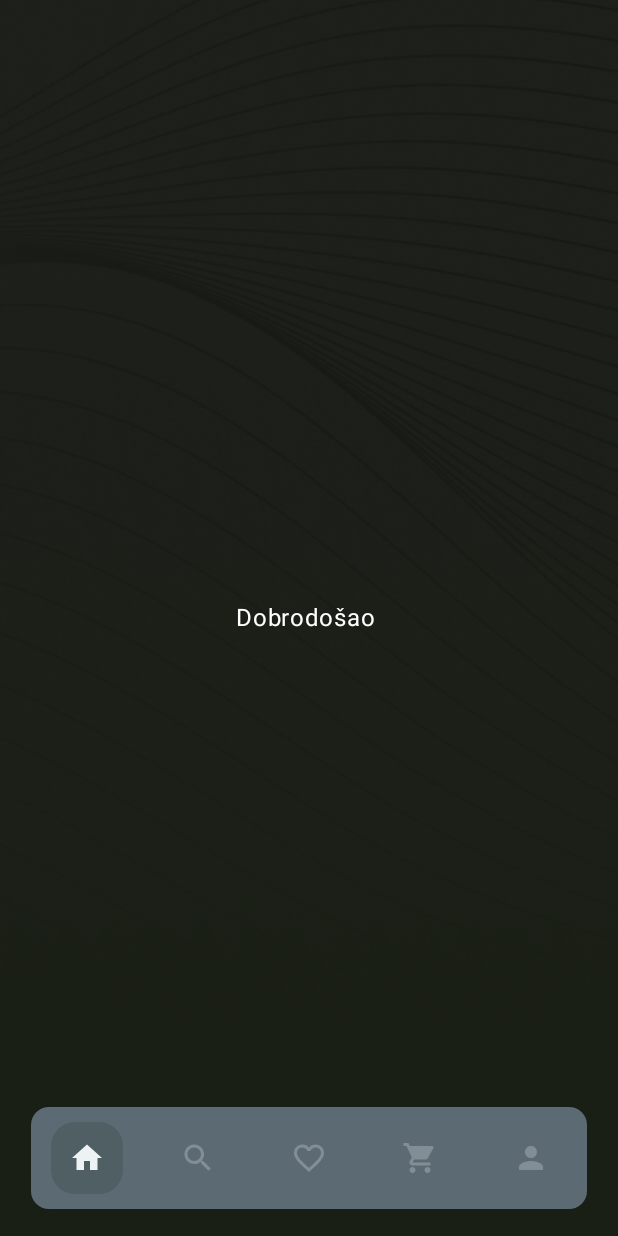
After one commit to dvucina22/Nuvio-frontend, an Android app built with Jetpack Compose: the MainAppScreen screen opened through its navigation route, on a phone screen of 412 x 824 dp. The commit adds this screen. Run offline under Robolectric (Android 15) with nearby library versions, the phone set to English and light mode, and no system bars; our stand-ins replace Dagger/Hilt's generated code; Roboto replaces fonts that are not available here.

Commit message:
Created custom bottom navigation bar
- implemented custom navigation bar
- navigation between screens works and they open correctly

```diff
--- /dev/null
+++ b/Kotlin/app/src/main/java/com/example/nuviofrontend/navigation/HomeTab.kt
@@ -0,0 +1,5 @@
+package com.example.nuviofrontend.navigation
+
+enum class HomeTab{
+    HOME, SEARCH, FAVORITES, CART, PROFILE
+}
--- /dev/null
+++ b/Kotlin/app/src/main/java/com/example/nuviofrontend/navigation/MainAppScreen.kt
@@ -0,0 +1,127 @@
+package com.example.nuviofrontend.navigation
+
+import androidx.compose.foundation.Image
+import androidx.compose.foundation.background
+import androidx.compose.foundation.clickable
+import androidx.compose.foundation.layout.Arrangement
+import androidx.compose.foundation.layout.Box
+import androidx.compose.foundation.layout.Row
+import androidx.compose.foundation.layout.fillMaxSize
+import androidx.compose.foundation.layout.fillMaxWidth
+import androidx.compose.foundation.layout.height
+import androidx.compose.foundation.layout.navigationBarsPadding
+import androidx.compose.foundation.layout.padding
+import androidx.compose.foundation.layout.size
+import androidx.compose.foundation.shape.RoundedCornerShape
+import androidx.compose.material.icons.Icons
+import androidx.compose.material.icons.filled.FavoriteBorder
+import androidx.compose.material.icons.filled.Home
+import androidx.compose.material.icons.filled.Person
+import androidx.compose.material.icons.filled.Search
+import androidx.compose.material.icons.filled.ShoppingCart
+import androidx.compose.material3.Icon
+import androidx.compose.runtime.Composable
+import androidx.compose.runtime.getValue
+import androidx.compose.runtime.mutableStateOf
+import androidx.compose.runtime.remember
+import androidx.compose.runtime.setValue
+import androidx.compose.ui.Alignment
+import androidx.compose.ui.Modifier
+import androidx.compose.ui.draw.clip
+import androidx.compose.ui.graphics.Color
+import androidx.compose.ui.layout.ContentScale
+import androidx.compose.ui.res.painterResource
+import androidx.compose.ui.unit.dp
+import com.example.core.R
+import com.example.nuviofrontend.feature.cart.presentation.CartScreen
+import com.example.nuviofrontend.feature.favorite.presentation.FavoriteScreen
+import com.example.nuviofrontend.feature.home.presentation.HomeScreen
+import com.example.nuviofrontend.feature.profile.presentation.ProfileScreen
+import com.example.nuviofrontend.feature.search.presentation.SearchScreen
+
+@Composable
+fun MainAppScreen(
+    firstName: String?
+) {
+    var selectedTab by remember { mutableStateOf(HomeTab.HOME) }
+
+    Box(modifier = Modifier.fillMaxSize()) {
+        Image(
+            painter = painterResource(id = R.drawable.background_dark),
+            contentDescription = null,
+            modifier = Modifier.fillMaxSize(),
+            contentScale = ContentScale.Crop
+        )
+
+        Box(
+            modifier = Modifier.fillMaxSize(),
+            contentAlignment = Alignment.Center
+        ) {
+            when (selectedTab) {
+                HomeTab.HOME -> HomeScreen(firstName)
+                HomeTab.SEARCH -> SearchScreen()
+                HomeTab.CART -> CartScreen()
+                HomeTab.FAVORITES -> FavoriteScreen()
+                HomeTab.PROFILE -> ProfileScreen()
+            }
+        }
+
+        CustomBottomNavBar(
+            selectedIndex = selectedTab.ordinal,
+            onItemSelected = { selectedTab = HomeTab.values()[it] },
+            modifier = Modifier.align(Alignment.BottomCenter)
+        )
+    }
+}
+
+@Composable
+fun CustomBottomNavBar(
+    selectedIndex: Int,
+    onItemSelected: (Int) -> Unit,
+    modifier: Modifier = Modifier
+) {
+    val items = listOf(
+        Icons.Default.Home,
+        Icons.Default.Search,
+        Icons.Default.FavoriteBorder,
+        Icons.Default.ShoppingCart,
+        Icons.Default.Person
+    )
+
+    Box(
+        modifier = modifier
+            .fillMaxWidth()
+            .padding(bottom = 18.dp)
+            .navigationBarsPadding(),
+        contentAlignment = Alignment.BottomCenter
+    ) {
+        Row(
+            modifier = Modifier
+                .fillMaxWidth(0.90f)
+                .height(68.dp)
+                .clip(RoundedCornerShape(12.dp))
+                .background(Color(0xFF5C6B73)),
+            verticalAlignment = Alignment.CenterVertically,
+            horizontalArrangement = Arrangement.SpaceAround
+        ) {
+            items.forEachIndexed { index, icon ->
+                Box(
+                    modifier = Modifier
+                        .size(48.dp)
+                        .clip(RoundedCornerShape(16.dp))
+                        .background(
+                            if (selectedIndex == index) Color(0x331E2F23) else Color.Transparent
+                        )
+                        .clickable { onItemSelected(index) },
+                    contentAlignment = Alignment.Center
+                ) {
+                    Icon(
+                        imageVector = icon,
+                        contentDescription = null,
+                        tint = if (selectedIndex == index) Color(0xFFEDF2F4) else Color(0xFF818E96)
+                    )
+                }
+            }
+        }
+    }
+}
--- a/Kotlin/app/src/main/java/com/example/nuviofrontend/navigation/Screen.kt
+++ b/Kotlin/app/src/main/java/com/example/nuviofrontend/navigation/Screen.kt
@@ -4,6 +4,7 @@ sealed class Screen(val route: String) {
     object Splash : Screen("splash")
     object MainScreen : Screen("main")
     object Login : Screen("login")
+    object MainAppScreen : Screen("mainAppScreen")
     object Register : Screen("register")
     object Home : Screen("home")
 }
```
Also changed, not shown: Kotlin/app/src/main/java/com/example/nuviofrontend/feature/cart/presentation/CartScreen.kt (added, +17 -0 lines), Kotlin/app/src/main/java/com/example/nuviofrontend/feature/favorite/presentation/FavoriteScreen.kt (added, +17 -0 lines), Kotlin/app/src/main/java/com/example/nuviofrontend/feature/home/presentation/HomeScreen.kt (+5 -148 lines), Kotlin/app/src/main/java/com/example/nuviofrontend/feature/profile/presentation/ProfileScreen.kt (added, +17 -0 lines), Kotlin/app/src/main/java/com/example/nuviofrontend/feature/search/presentation/SearchScreen.kt (added, +17 -0 lines), Kotlin/app/src/main/java/com/example/nuviofrontend/navigation/NavGraph.kt (+7 -17 lines).
